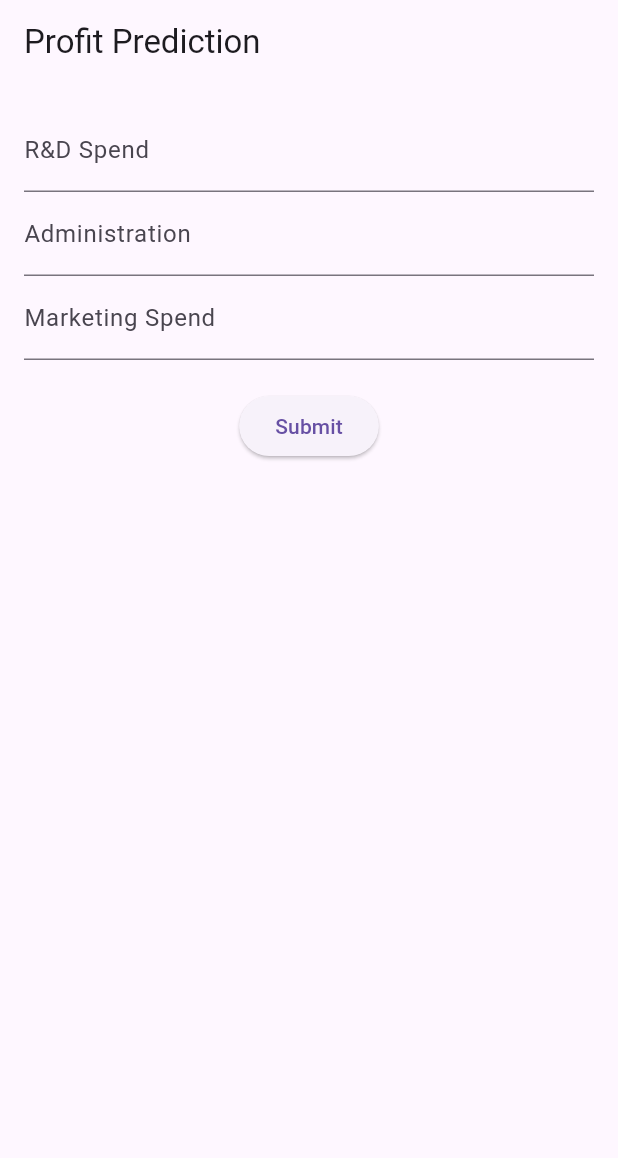
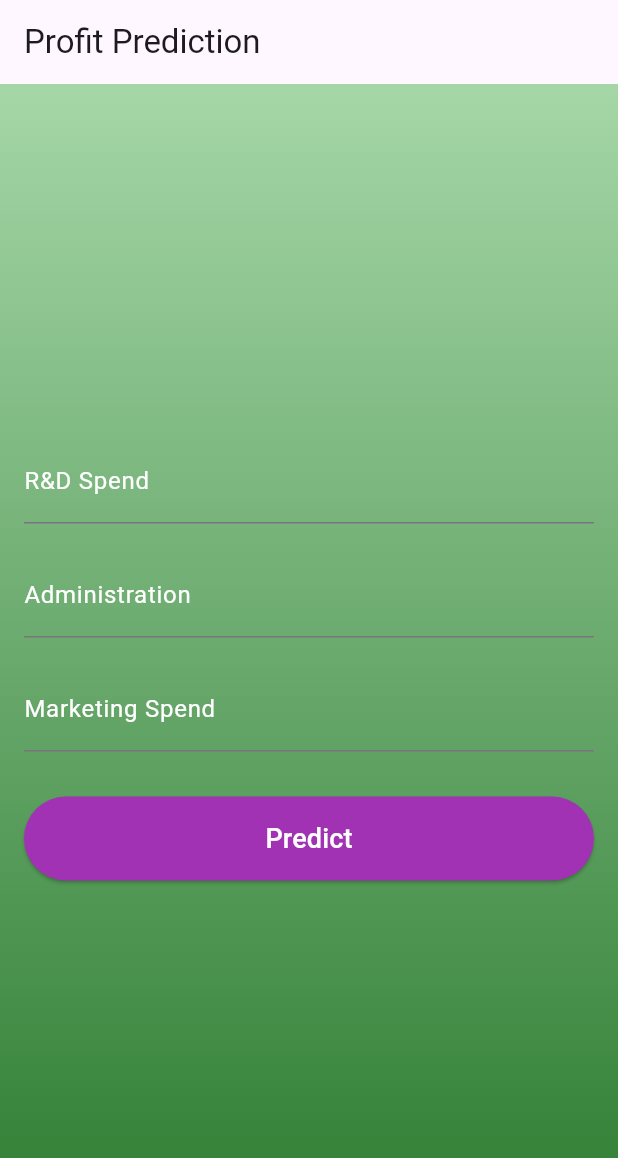
Before and after one commit to davyleroy/linear_regression_model, a Flutter app: the screen it shows after launch, on a phone screen of 412 x 824 dp. Shown: the top 1158 px of the screen. Run offline on Flutter 3.47's test engine with Material 3 defaults, Android fonts, the phone set to English and light mode, and no system bars.

Commit message:
chore: Update linear_regression_model README.md file

```diff
--- a/summative/FlutterApp/my_new_project/lib/main.dart
+++ b/summative/FlutterApp/my_new_project/lib/main.dart
@@ -78,15 +78,31 @@ class _ProfitFormState extends State<ProfitForm> {
       appBar: AppBar(
         title: Text('Profit Prediction'),
       ),
-      body: Padding(
+      body: Container(
+        decoration: BoxDecoration(
+          gradient: LinearGradient(
+            begin: Alignment.topCenter,
+            end: Alignment.bottomCenter,
+            colors: [Colors.green.shade200, Colors.green.shade800],
+          ),
+        ),
+        child: Center(
+          child: SingleChildScrollView(
+            child: Padding(
               padding: const EdgeInsets.all(16.0),
               child: Form(
                 key: _formKey,
                 child: Column(
+                  crossAxisAlignment: CrossAxisAlignment.stretch,
                   children: <Widget>[
                     TextFormField(
                       controller: _rdSpendController,
-                decoration: InputDecoration(labelText: 'R&D Spend'),
+                      decoration: InputDecoration(
+                        labelText: 'R&D Spend',
+                        labelStyle: TextStyle(
+                          color: Colors.white,
+                        ),
+                      ),
                       keyboardType: TextInputType.number,
                       validator: (value) {
                         if (value == null || value.isEmpty) {
@@ -95,9 +111,15 @@ class _ProfitFormState extends State<ProfitForm> {
                         return null;
                       },
                     ),
+                    SizedBox(height: 20),
                     TextFormField(
                       controller: _administrationController,
-                decoration: InputDecoration(labelText: 'Administration'),
+                      decoration: InputDecoration(
+                        labelText: 'Administration',
+                        labelStyle: TextStyle(
+                          color: Colors.white,
+                        ),
+                      ),
                       keyboardType: TextInputType.number,
                       validator: (value) {
                         if (value == null || value.isEmpty) {
@@ -106,9 +128,15 @@ class _ProfitFormState extends State<ProfitForm> {
                         return null;
                       },
                     ),
+                    SizedBox(height: 20),
                     TextFormField(
                       controller: _marketingSpendController,
-                decoration: InputDecoration(labelText: 'Marketing Spend'),
+                      decoration: InputDecoration(
+                        labelText: 'Marketing Spend',
+                        labelStyle: TextStyle(
+                          color: Colors.white,
+                        ),
+                      ),
                       keyboardType: TextInputType.number,
                       validator: (value) {
                         if (value == null || value.isEmpty) {
@@ -117,16 +145,26 @@ class _ProfitFormState extends State<ProfitForm> {
                         return null;
                       },
                     ),
-              SizedBox(height: 20),
+                    SizedBox(height: 30),
                     ElevatedButton(
                       onPressed: () {
                         if (_formKey.currentState!.validate()) {
                           _submitData();
                         }
                       },
-                child: Text('Submit'),
+                      style: ElevatedButton.styleFrom(
+                        backgroundColor: Colors.purple,
+                        foregroundColor: Colors.white,
+                        surfaceTintColor: Colors.white,
+                        padding:
+                            EdgeInsets.symmetric(horizontal: 50, vertical: 15),
+                      ),
+                      child: Text('Predict', style: TextStyle(fontSize: 18)),
                     ),
                   ],
+                ),
+              ),
+            ),
           ),
         ),
       ),
```
Also changed, not shown: 5 other files. Lines whose indentation alone changed are shown as unchanged.
